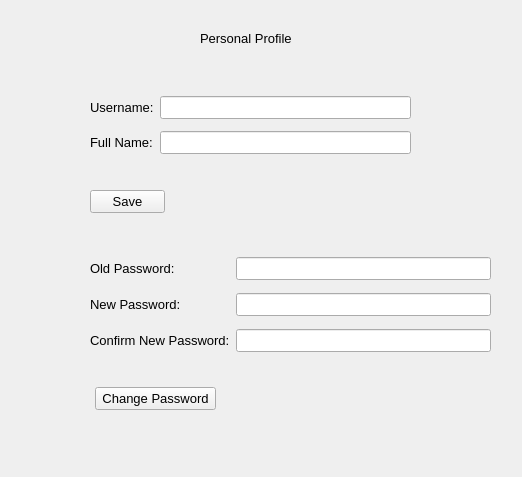
thenewcoder/school-administration-system, file personalprofileform.ui: the form before one commit.
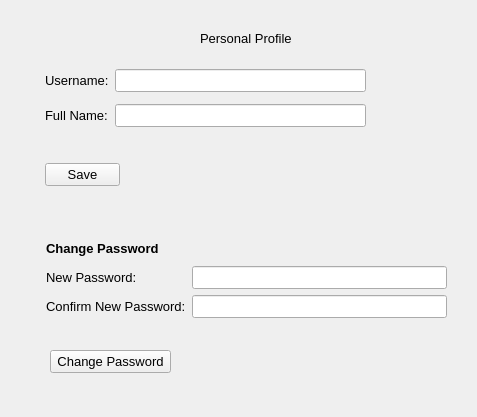
The form after the commit.

Commit message: Added encryption for the user password using SHA-256. Made the teachers combo box in the edit attendance dialog only show the teachers that teach the selected class. Removed the line edit for the current password on the personal profile page.

What changed in the file:
```diff
--- a/personalprofileform.ui
+++ b/personalprofileform.ui
@@ -6,8 +6,8 @@
    <rect>
     <x>0</x>
     <y>0</y>
-    <width>522</width>
-    <height>477</height>
+    <width>477</width>
+    <height>417</height>
    </rect>
   </property>
   <property name="font">
@@ -34,8 +34,8 @@
   <widget class="QPushButton" name="btnSave">
    <property name="geometry">
     <rect>
-     <x>90</x>
-     <y>190</y>
+     <x>45</x>
+     <y>163</y>
      <width>75</width>
      <height>23</height>
     </rect>
@@ -47,8 +47,8 @@
   <widget class="QPushButton" name="btnChangePassword">
    <property name="geometry">
     <rect>
-     <x>95</x>
-     <y>387</y>
+     <x>50</x>
+     <y>350</y>
      <width>121</width>
      <height>23</height>
     </rect>
@@ -57,65 +57,11 @@
     <string>Change Password</string>
    </property>
   </widget>
-  <widget class="QWidget" name="">
+  <widget class="QWidget" name="layoutWidget">
    <property name="geometry">
     <rect>
-     <x>90</x>
-     <y>250</y>
-     <width>401</width>
-     <height>111</height>
-    </rect>
-   </property>
-   <layout class="QGridLayout" name="gridLayout">
-    <item row="0" column="0">
-     <widget class="QLabel" name="label_3">
-      <property name="text">
-       <string>Old Password:</string>
-      </property>
-     </widget>
-    </item>
-    <item row="0" column="1">
-     <widget class="QLineEdit" name="lePassword">
-      <property name="echoMode">
-       <enum>QLineEdit::Password</enum>
-      </property>
-     </widget>
-    </item>
-    <item row="1" column="0">
-     <widget class="QLabel" name="label_4">
-      <property name="text">
-       <string>New Password:</string>
-      </property>
-     </widget>
-    </item>
-    <item row="1" column="1">
-     <widget class="QLineEdit" name="leNewPassword">
-      <property name="echoMode">
-       <enum>QLineEdit::Password</enum>
-      </property>
-     </widget>
-    </item>
-    <item row="2" column="0">
-     <widget class="QLabel" name="label_5">
-      <property name="text">
-       <string>Confirm New Password:</string>
-      </property>
-     </widget>
-    </item>
-    <item row="2" column="1">
-     <widget class="QLineEdit" name="leConfirmNewPassword">
-      <property name="echoMode">
-       <enum>QLineEdit::Password</enum>
-      </property>
-     </widget>
-    </item>
-   </layout>
-  </widget>
-  <widget class="QWidget" name="">
-   <property name="geometry">
-    <rect>
-     <x>90</x>
-     <y>90</y>
+     <x>45</x>
+     <y>63</y>
      <width>321</width>
      <height>71</height>
     </rect>
@@ -143,6 +89,65 @@
     </item>
    </layout>
   </widget>
+  <widget class="QLabel" name="label_3">
+   <property name="geometry">
+    <rect>
+     <x>46</x>
+     <y>240</y>
+     <width>131</width>
+     <height>16</height>
+    </rect>
+   </property>
+   <property name="font">
+    <font>
+     <weight>75</weight>
+     <bold>true</bold>
+    </font>
+   </property>
+   <property name="text">
+    <string>Change Password</string>
+   </property>
+  </widget>
+  <widget class="QWidget" name="">
+   <property name="geometry">
+    <rect>
+     <x>46</x>
+     <y>266</y>
+     <width>401</width>
+     <height>52</height>
+    </rect>
+   </property>
+   <layout class="QGridLayout" name="gridLayout">
+    <item row="0" column="0">
+     <widget class="QLabel" name="label_4">
+      <property name="text">
+       <string>New Password:</string>
+      </property>
+     </widget>
+    </item>
+    <item row="0" column="1">
+     <widget class="QLineEdit" name="leNewPassword">
+      <property name="echoMode">
+       <enum>QLineEdit::Password</enum>
+      </property>
+     </widget>
+    </item>
+    <item row="1" column="0">
+     <widget class="QLabel" name="label_5">
+      <property name="text">
+       <string>Confirm New Password:</string>
+      </property>
+     </widget>
+    </item>
+    <item row="1" column="1">
+     <widget class="QLineEdit" name="leConfirmNewPassword">
+      <property name="echoMode">
+       <enum>QLineEdit::Password</enum>
+      </property>
+     </widget>
+    </item>
+   </layout>
+  </widget>
  </widget>
  <resources/>
  <connections/>
```
The commit also changes 9 other files.
